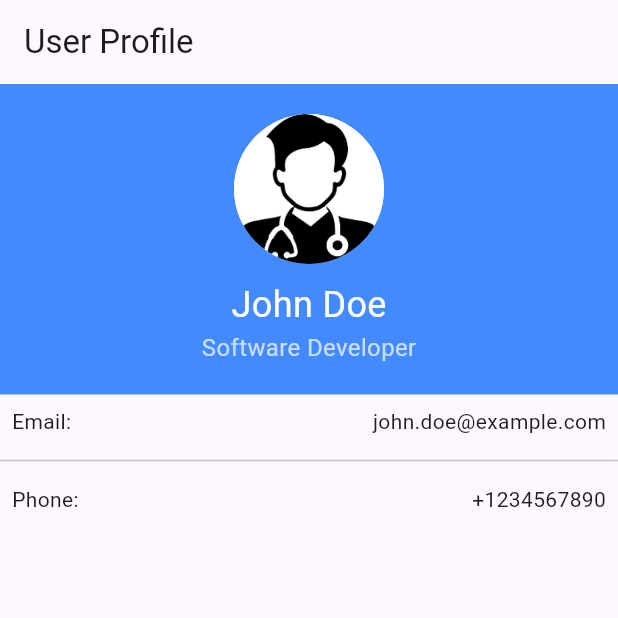
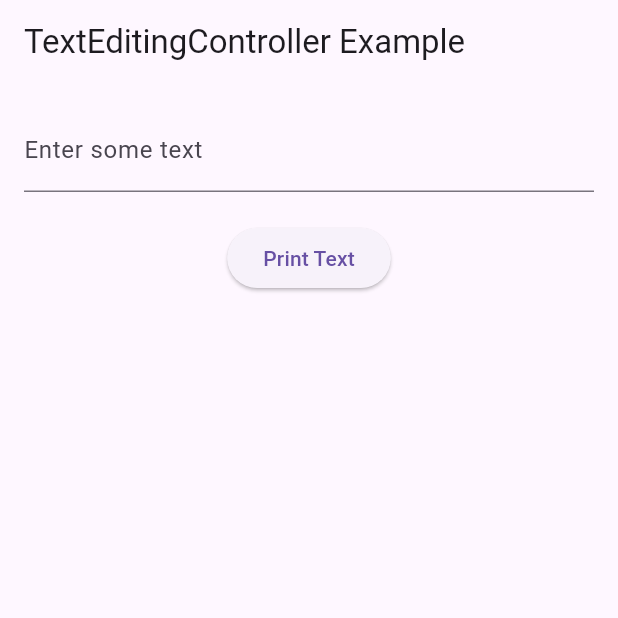
Before and after one commit to malkthere/mad_lesson01_2425, a Flutter app: the screen it shows after launch, on a phone screen of 412 x 824 dp, the top half of it. Run offline on Flutter 3.47's test engine with Material 3 defaults, Android fonts, the phone set to English and light mode, and no system bars.

Commit message:
lesson 05-a Handling User Input and Navigation-1

```diff
--- a/lib/main.dart
+++ b/lib/main.dart
@@ -1,6 +1,7 @@
 //import 'dart:io';
 
 import 'package:flutter/material.dart';
+import 'package:mad_lesson1_2425/test.dart';
 
 void main() {
   runApp(ProfileApp());
@@ -12,63 +13,42 @@ class ProfileApp extends StatefulWidget {
 }
 
 class _ProfileAppState extends State<ProfileApp> {
+  final TextEditingController _controller = TextEditingController();
+
+  @override
+  void dispose() {
+    // Step 4: Dispose of the controller when it’s no longer needed
+    _controller.dispose();
+    super.dispose();
+  }
 
   @override
   Widget build(BuildContext context) {
     return MaterialApp(
       home: Scaffold(
-        appBar: AppBar(
-          title: Text('User Profile'),
-        ),
-        body: Column(
-          children: [
-            Container(
-              width: double.infinity,
-              padding: EdgeInsets.all(20),
-              color: Colors.blueAccent,
-              child: Column(
-                children: [
-                  CircleAvatar(
-                    radius: 50,
-                    backgroundImage:Image.asset('pics/profilepic.png').image,
-                  ),
-                  SizedBox(height: 10),
-                  Text(
-                    'John Doe',
-                    style: TextStyle(fontSize: 24, color: Colors.white),
-                  ),
-                  Text(
-                    'Software Developer',
-                    style: TextStyle(fontSize: 16, color: Colors.white70),
-                  ),
-                ],
+        appBar: AppBar(title: Text('TextEditingController Example')),
+        body: Padding(
+          padding: const EdgeInsets.all(16.0),
+          child: Column(
+            children: [
+              TextField(
+                // Step 2: Assign the controller to the TextField
+                controller: _controller,
+                decoration: InputDecoration(labelText: 'Enter some text'),
               ),
-            ),
-            Padding(
-              padding: const EdgeInsets.all(8.0),
-              child: Row(
-                mainAxisAlignment: MainAxisAlignment.spaceBetween,
-                children: [
-                  Text('Email:'),
-                  Text('john.doe@example.com'),
-                ],
+              SizedBox(height: 20),
+              ElevatedButton(
+                onPressed: () {
+                  // Step 3: Access the text value from the controller
+                  print('Text entered: ${_controller.text}');
+
+                },
+                child: Text('Print Text'),
               ),
-            ),
-            Divider(),
-            Padding(
-              padding: const EdgeInsets.all(8.0),
-              child: Row(
-                mainAxisAlignment: MainAxisAlignment.spaceBetween,
-                children: [
-                  Text('Phone:'),
-                  Text('+1234567890'),
-                ],
-              ),
-            ),
-          ],
+            ],
+          ),
         ),
       ),
-
     );
   }
 }
```
